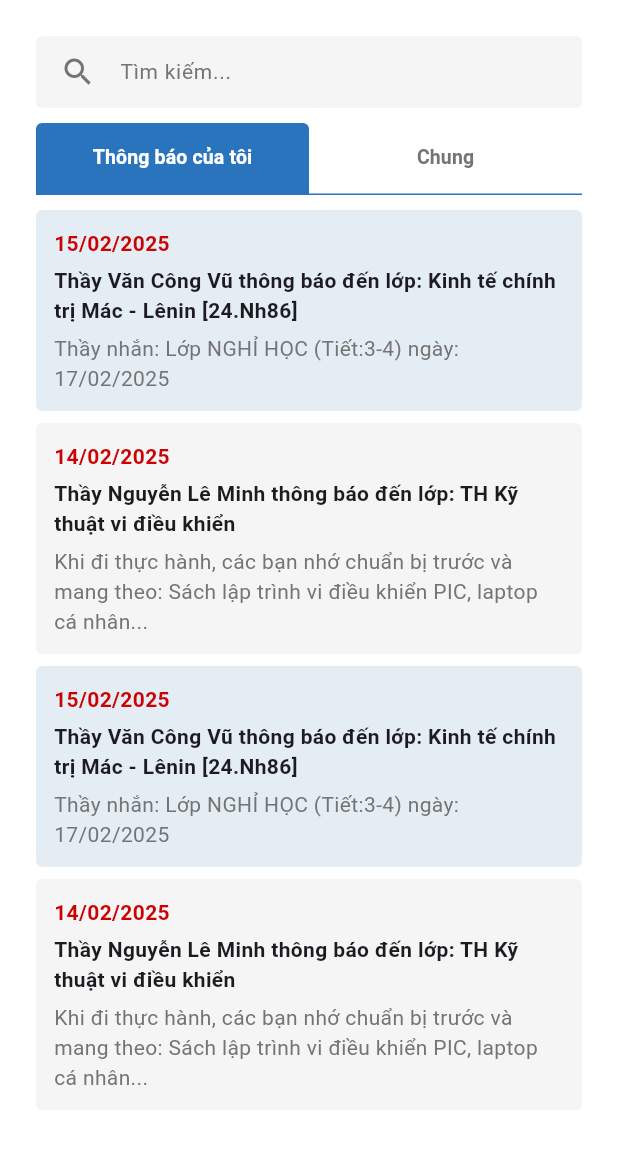
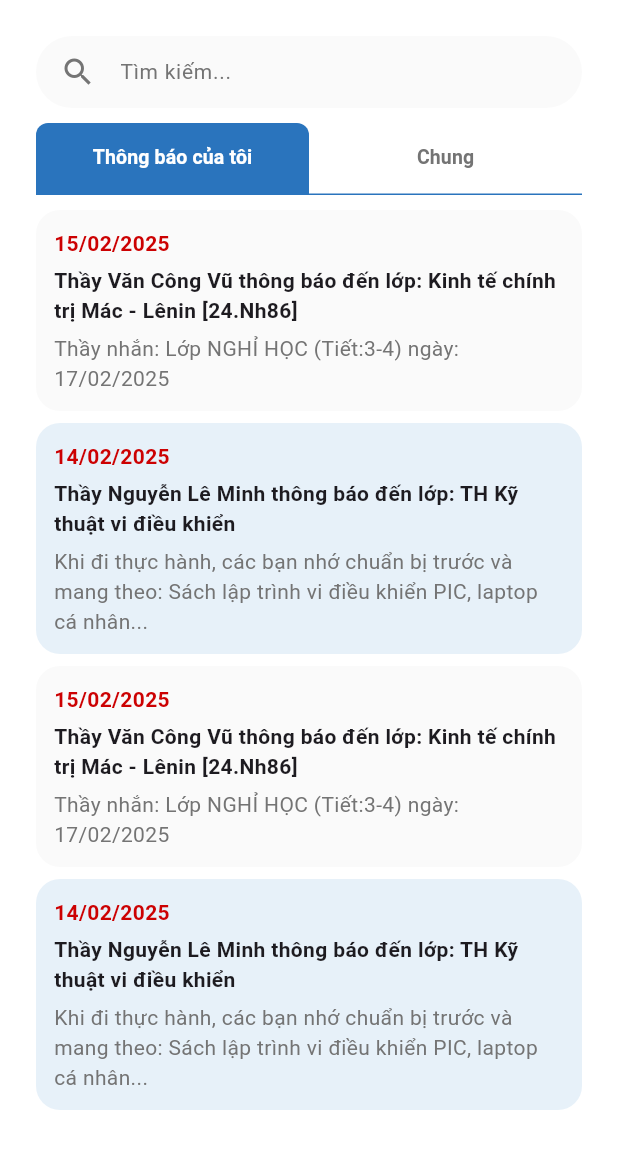
Before and after one commit to TienTrn05/d_dut2, a Flutter app: the NotificationScreen screen opened by its route, on a phone screen of 412 x 824 dp, the part 84-1236 px from its top. Run offline on Flutter 3.47's test engine with Material 3 defaults, Android fonts, the phone set to English and light mode, and no system bars; our stand-ins replace card_loading, dartx, dio, equatable, flutter_bloc, flutter_dotenv and 11 more; missing offline and left inert: aad_oauth, signalr_netcore; accounts and stored records are empty; generated files the repository leaves out were written again; network calls fail.

Commit message:
ui: update notification and detail_uos_teacher_screen ui

```diff
--- a/lib/features/notification/presentation/notification_screen.dart
+++ b/lib/features/notification/presentation/notification_screen.dart
@@ -149,14 +149,15 @@ class _NotificationScreenState extends State<NotificationScreen> {
                       height: 1,
                       color: context.theme.primaryColor,
                     ),
-                _buildSwitchTile("Bật thông báo chung", isGeneralNotificationOn,
+                    _buildSwitchTile(
+                        "Bật thông báo chung", isGeneralNotificationOn,
                         (value) {
                       setState(() {
                         isGeneralNotificationOn = value;
                       });
                     }),
-                _buildSwitchTile("Bật thông báo của tôi", isMyNotificationOn,
-                    (value) {
+                    _buildSwitchTile(
+                        "Bật thông báo của tôi", isMyNotificationOn, (value) {
                       setState(() {
                         isMyNotificationOn = value;
                       });
@@ -173,8 +174,8 @@ class _NotificationScreenState extends State<NotificationScreen> {
               Container(
                 padding: EdgeInsets.symmetric(horizontal: 16),
                 decoration: BoxDecoration(
-                  color: Color(0xFFF5F5F5),
-                  borderRadius: BorderRadius.circular(4),
+                  color: context.theme.lightGrey ?? Color(0xffFAFAFA),
+                  borderRadius: BorderRadius.circular(999),
                 ),
                 child: TextField(
                   decoration: InputDecoration(
@@ -195,8 +196,8 @@ class _NotificationScreenState extends State<NotificationScreen> {
                   indicator: BoxDecoration(
                     color: context.theme.primaryColor, // Màu nền tab được chọn
                     borderRadius: BorderRadius.only(
-                      topLeft: Radius.circular(4),
-                      topRight: Radius.circular(4),
+                      topLeft: Radius.circular(8),
+                      topRight: Radius.circular(8),
                     ),
                   ),
                   labelColor: Colors.white, // Màu chữ của tab được chọn
--- a/lib/features/notification/presentation/widgets/notification_card.dart
+++ b/lib/features/notification/presentation/widgets/notification_card.dart
@@ -26,8 +26,8 @@ class NotificationCard extends StatelessWidget {
     return Card(
       elevation: 0,
       margin: EdgeInsets.only(top: 0, bottom: 8),
-      shape: RoundedRectangleBorder(borderRadius: BorderRadius.circular(4)),
-      color: isRead ? Color(0xffF5F5F5) : Color(0xffE4EDF4),
+      shape: RoundedRectangleBorder(borderRadius: BorderRadius.circular(16)),
+      color: isRead ? context.theme.lightBlue : context.theme.lightGrey,
       child: Padding(
         padding: EdgeInsets.all(12),
         child: Column(
--- a/lib/features/schedule/presentation/screens/detail_uos_teacher_screen.dart
+++ b/lib/features/schedule/presentation/screens/detail_uos_teacher_screen.dart
@@ -358,7 +358,7 @@ class CustomTabBar extends StatelessWidget {
                           ? context.theme.primaryColor
                           : Colors.transparent,
                       borderRadius:
-                          const BorderRadius.vertical(top: Radius.circular(4))),
+                          const BorderRadius.vertical(top: Radius.circular(8))),
                   alignment: Alignment.center,
                   child: Text(
                     tabs[index],
```
Lines whose indentation alone changed are shown as unchanged.
